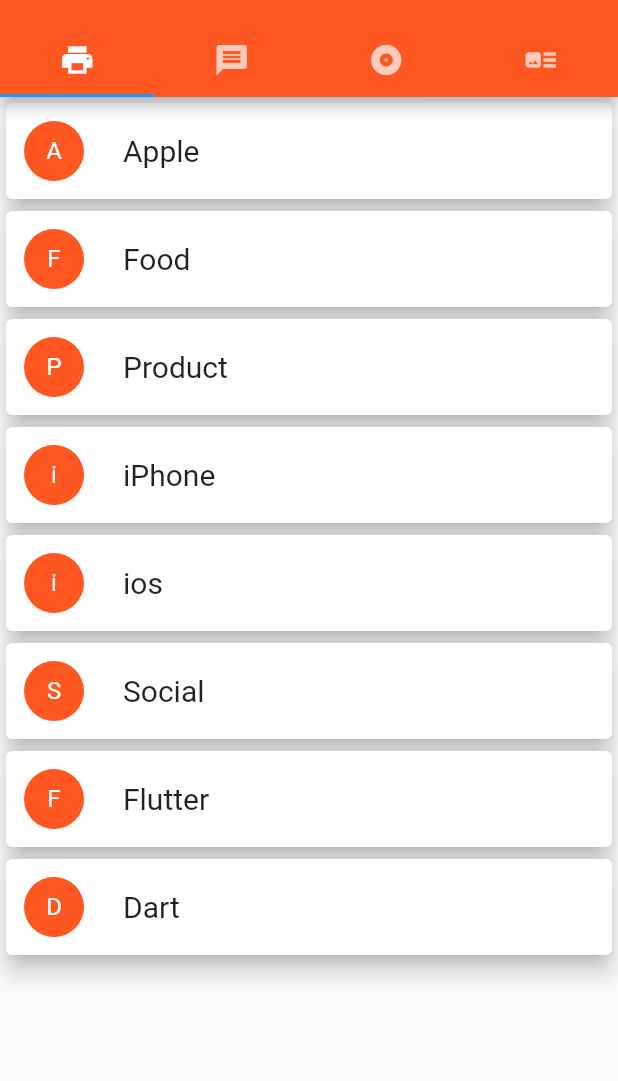
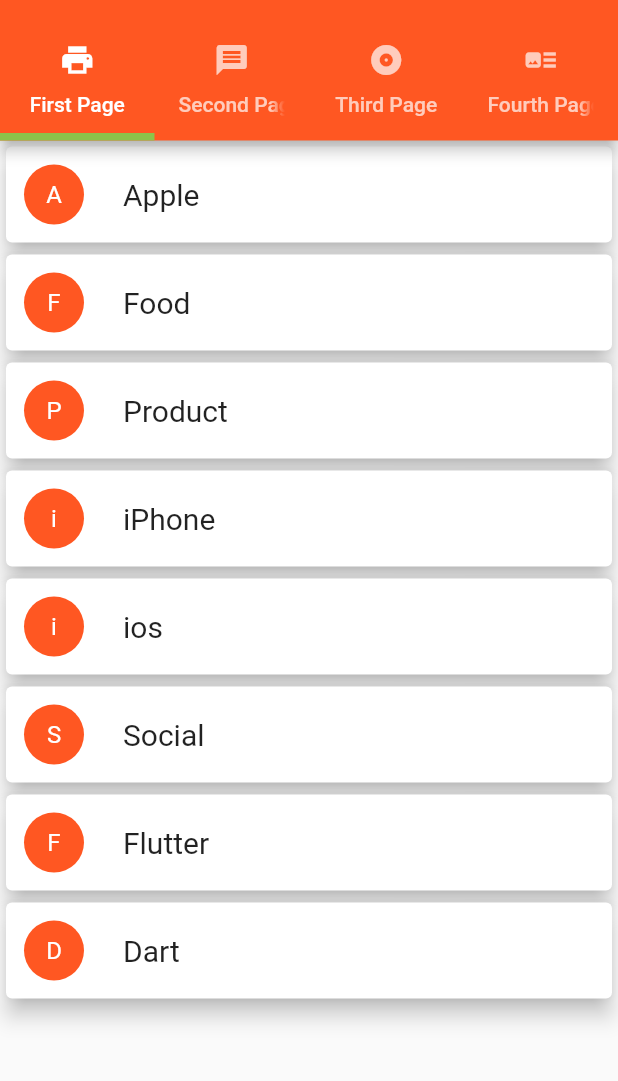
Before and after one commit to Yazdani1/Flutter-TabBar, a Flutter app: the screen it shows after launch, on a phone screen of 412 x 824 dp, the part 59-1140 px from its top. Run offline on Flutter 3.47's test engine with Material 2 defaults, Android fonts, the phone set to English and light mode, and no system bars.

Commit message:
Second Commit

```diff
--- a/lib/Home.dart
+++ b/lib/Home.dart
@@ -36,12 +36,16 @@ class _HomePState extends State<HomeP>with SingleTickerProviderStateMixin {
 
         bottom: new TabBar(
           controller: controller,
+          indicatorColor: Colors.lightGreen,
+          indicatorWeight: 5.0,
+//          indicatorPadding: EdgeInsets.all(10.0),
+
           tabs: <Widget>[
 
-            new Tab(icon: new Icon(Icons.print),),
-            new Tab(icon: new Icon(Icons.message),),
-            new Tab(icon: new Icon(Icons.album),),
-            new Tab(icon: new Icon(Icons.art_track),)
+            new Tab(icon: new Icon(Icons.print),text: "First Page",),
+            new Tab(icon: new Icon(Icons.message),text: "Second Page",),
+            new Tab(icon: new Icon(Icons.album),text: "Third Page",),
+            new Tab(icon: new Icon(Icons.art_track),text: "Fourth Page",)
 
           ],
 
```
